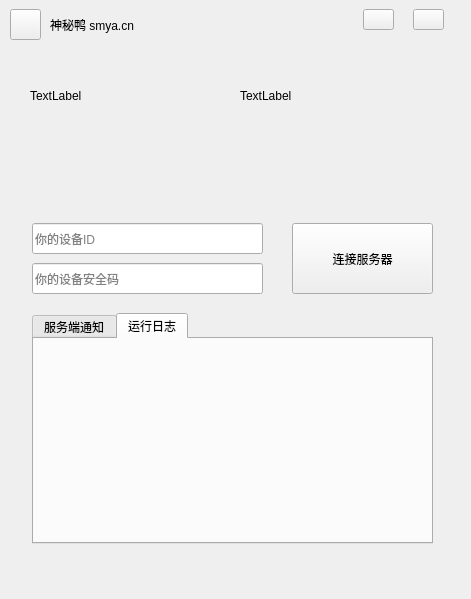
Above: ui.ui from monyuan/smya-client before the change. Below: the same form after it.
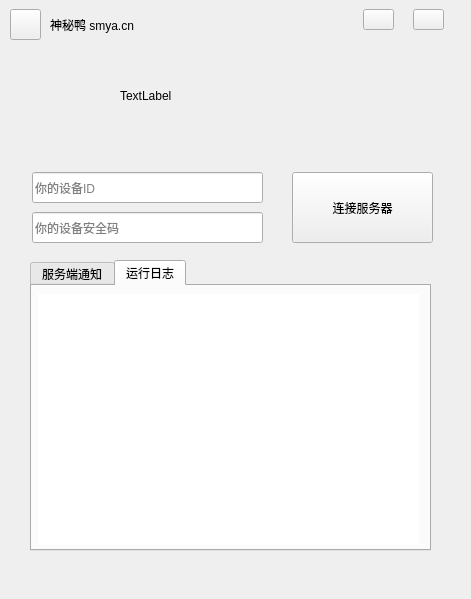
That is the form after the change. Icons and pictures are not drawn.

What changed in the file:
```diff
--- a/ui.ui
+++ b/ui.ui
@@ -126,7 +126,7 @@
      <property name="geometry">
       <rect>
        <x>282</x>
-       <y>183</y>
+       <y>132</y>
        <width>141</width>
        <height>71</height>
       </rect>
@@ -139,7 +139,7 @@
      <property name="geometry">
       <rect>
        <x>22</x>
-       <y>183</y>
+       <y>132</y>
        <width>231</width>
        <height>31</height>
       </rect>
@@ -160,10 +160,10 @@
     <widget class="QTabWidget" name="tabWidget">
      <property name="geometry">
       <rect>
-       <x>22</x>
-       <y>273</y>
+       <x>20</x>
+       <y>220</y>
        <width>401</width>
-       <height>231</height>
+       <height>291</height>
       </rect>
      </property>
      <property name="toolTipDuration">
@@ -197,13 +197,29 @@
       <attribute name="title">
        <string>运行日志</string>
       </attribute>
+      <widget class="QTextBrowser" name="textBrowser">
+       <property name="geometry">
+        <rect>
+         <x>6</x>
+         <y>8</y>
+         <width>381</width>
+         <height>251</height>
+        </rect>
+       </property>
+       <property name="styleSheet">
+        <string notr="true">QTextBrowser{border-width:0;border-style:outset;font-size:12}</string>
+       </property>
+       <property name="lineWrapColumnOrWidth">
+        <number>0</number>
+       </property>
+      </widget>
      </widget>
     </widget>
     <widget class="QLineEdit" name="safe_code">
      <property name="geometry">
       <rect>
        <x>22</x>
-       <y>223</y>
+       <y>172</y>
        <width>231</width>
        <height>31</height>
       </rect>
@@ -221,20 +237,7 @@
     <widget class="QLabel" name="ad1">
      <property name="geometry">
       <rect>
-       <x>20</x>
-       <y>20</y>
-       <width>191</width>
-       <height>71</height>
-      </rect>
-     </property>
-     <property name="text">
-      <string>TextLabel</string>
-     </property>
-    </widget>
-    <widget class="QLabel" name="ad2">
-     <property name="geometry">
-      <rect>
-       <x>230</x>
+       <x>110</x>
        <y>20</y>
        <width>191</width>
        <height>71</height>
```
Left out of the diff: 2 changed lines with no effect on the pictures.
